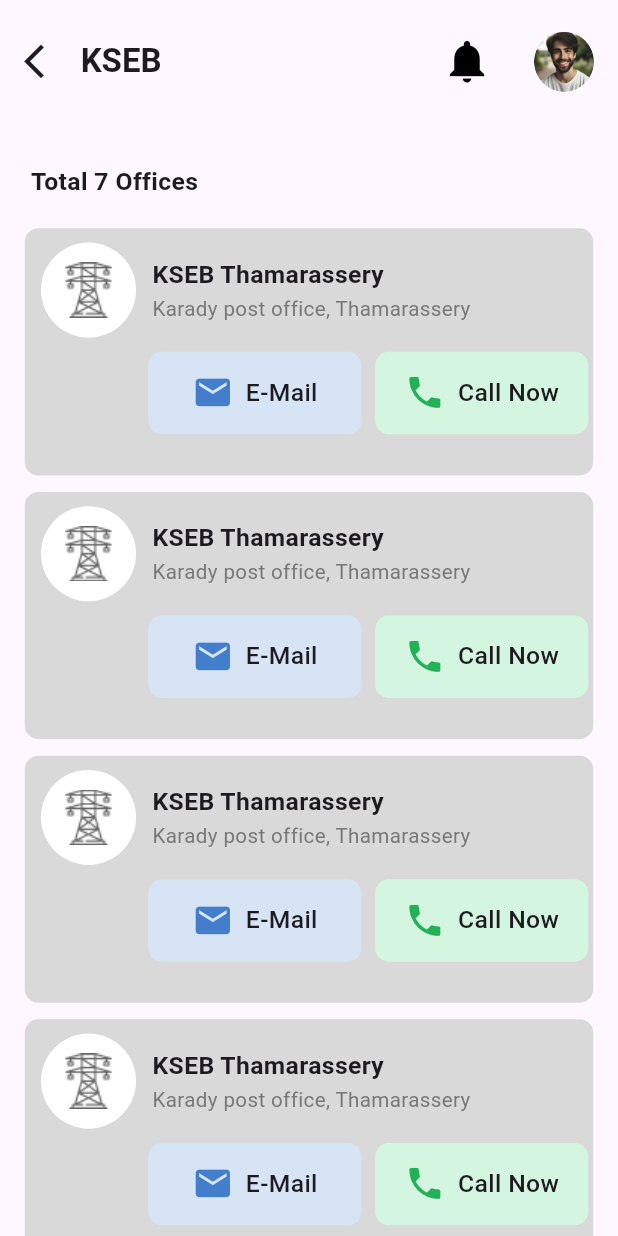
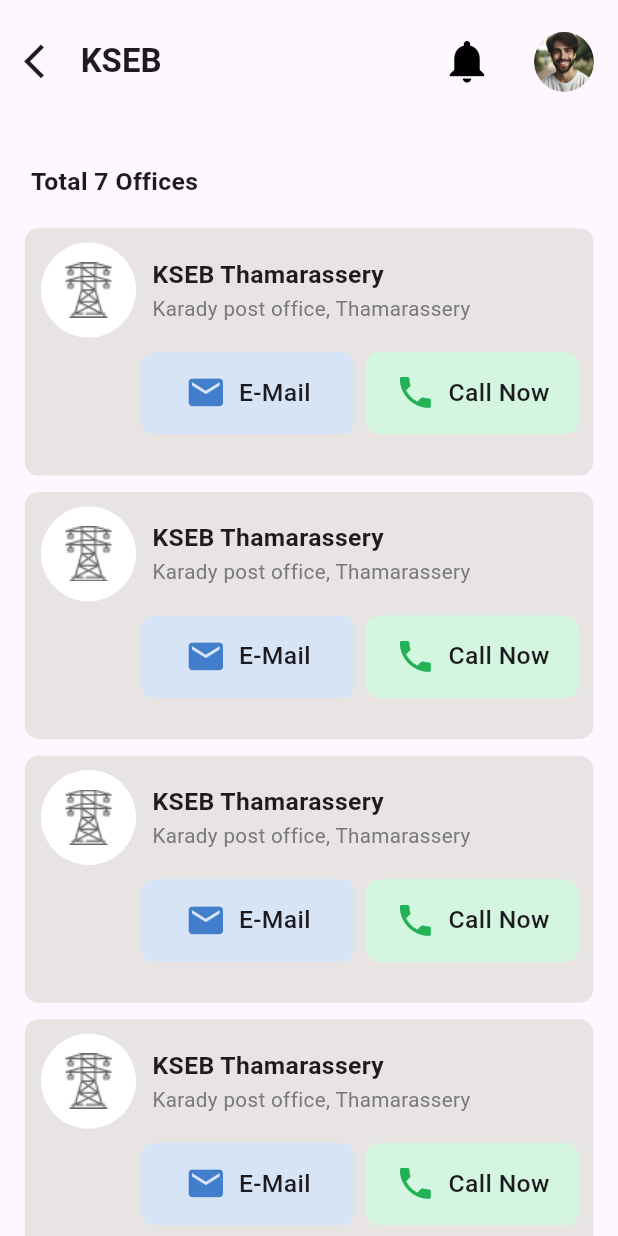
Before and after one commit to Syamkrishna2272/Village_App, a Flutter app: the KsebScreen screen opened directly, on a phone screen of 412 x 824 dp. Run offline on Flutter 3.47's test engine with Material 3 defaults, Android fonts, the phone set to English and light mode, and no system bars; our stand-ins replace carousel_slider, material_design_icons_flutter.

Commit message:
kseb page added and did some updatation

```diff
--- a/lib/view/screens/homepage/widget/officecontact/ksebpage/ksebcard_widget.dart
+++ b/lib/view/screens/homepage/widget/officecontact/ksebpage/ksebcard_widget.dart
@@ -19,7 +19,7 @@
         width: screenWidth,
         decoration: BoxDecoration(
           borderRadius: BorderRadius.circular(screenWidth / 45),
-          color: const Color(0XFFD9D9D9),
+          color: const Color.fromARGB(255, 233, 228, 228),
         ),
         child: Column(
           crossAxisAlignment: CrossAxisAlignment.start,
@@ -62,7 +62,7 @@
               ],
             ),
             Padding(
-              padding: EdgeInsets.only(left: screenWidth / 5),
+              padding: EdgeInsets.only(left: screenWidth / 5.3),
               child: Row(
                 children: [
                   // First small container
@@ -92,7 +92,7 @@
                     ),
                   ),
                   SizedBox(
-                    width: screenWidth / 45,
+                    width: screenWidth / 55,
                   ),
                   Container(
                     height: screenHeight / 15,
```
